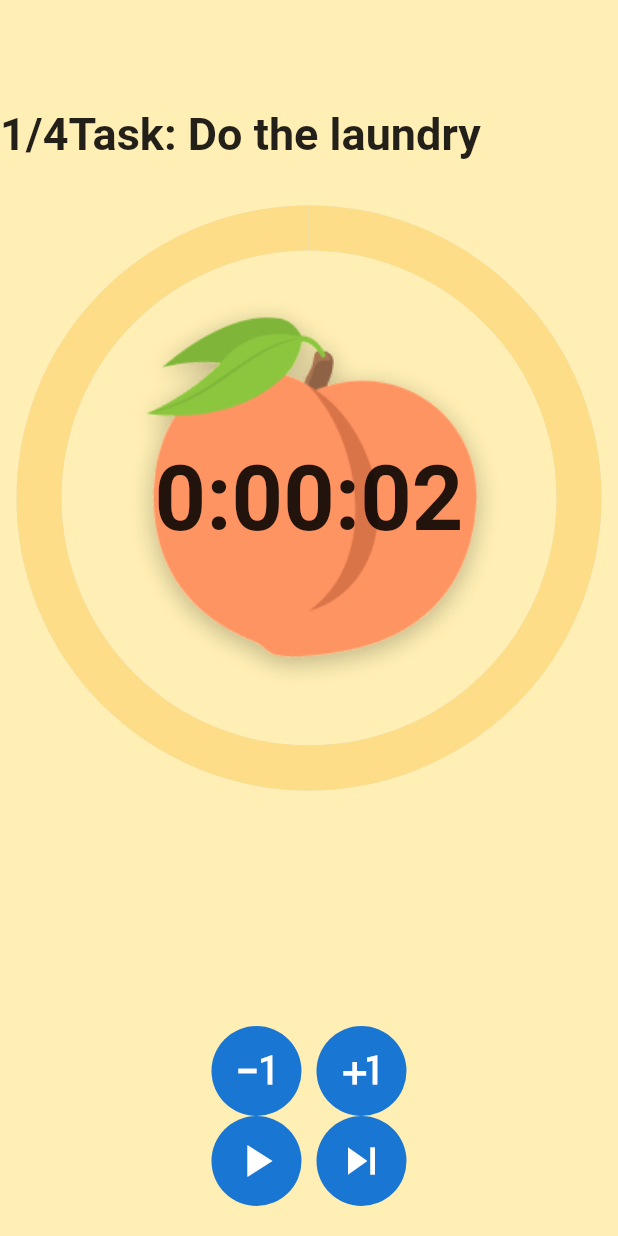
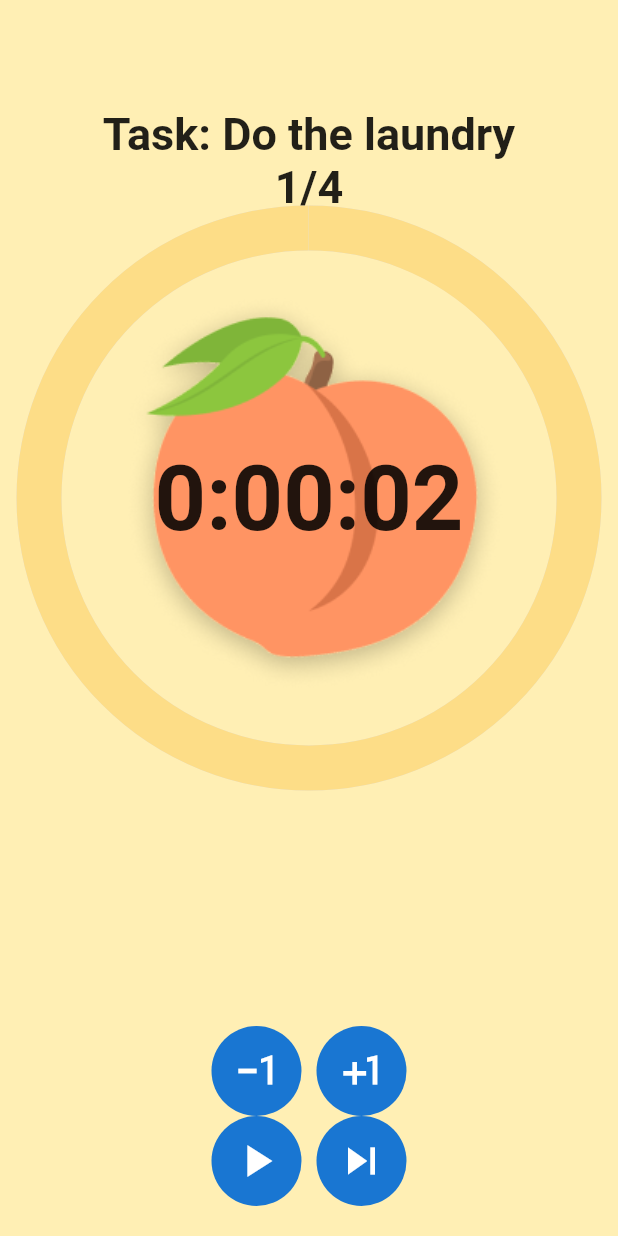
Before and after one commit to xkrystiandutka/GibT, a Flutter app: the screen it shows after launch, on a phone screen of 412 x 824 dp. Run offline on Flutter 3.47's test engine with Material 2 defaults, Android fonts, the phone set to English and light mode, and no system bars; missing offline and left inert: flutter_ringtone_player.

Commit message:
Align text to center

```diff
--- a/lib/views/countdown-page.dart
+++ b/lib/views/countdown-page.dart
@@ -129,22 +129,33 @@ class _CountdownPageState extends State<CountdownPage>
 
                 ,
                 Row(
+                  mainAxisAlignment: MainAxisAlignment.center,
                   children: [
                     Column(
                       children: [
                         Padding(padding: EdgeInsets.all(36.0)),
                         Row(
                           children: [
-                            Text("$currentSet/4",
+                            Text(
+                              "Task: $title",
+                              textAlign: TextAlign.center,
                               style: TextStyle(
                                 fontSize: 30,
                                 fontWeight: FontWeight.bold,
-                              ),),
-                            Text("Task: $title",
+                              ),
+                            ),
+
+                          ],
+                        ),Row(
+                          children: [
+
+                            Text(
+                              "$currentSet/4",
                               style: TextStyle(
                                 fontSize: 30,
                                 fontWeight: FontWeight.bold,
-                              ),),
+                              ),
+                            ),
                           ],
                         ),
                         Row(
```
